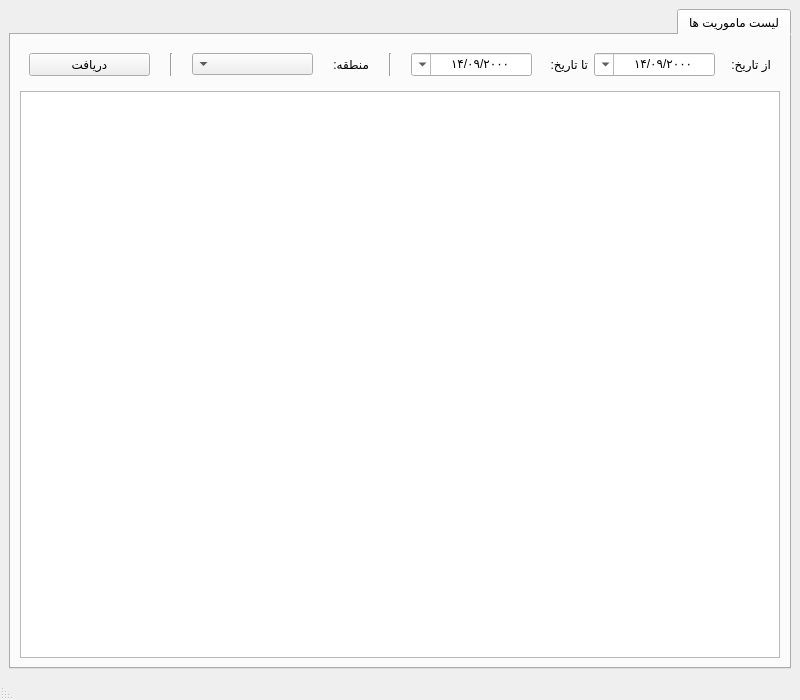
The window that src/hamyar_paygah/new_ui/main_menu.ui (MohsenHNSJ/HamyarPaygahPy) describes before a commit, drawn with Qt 5.
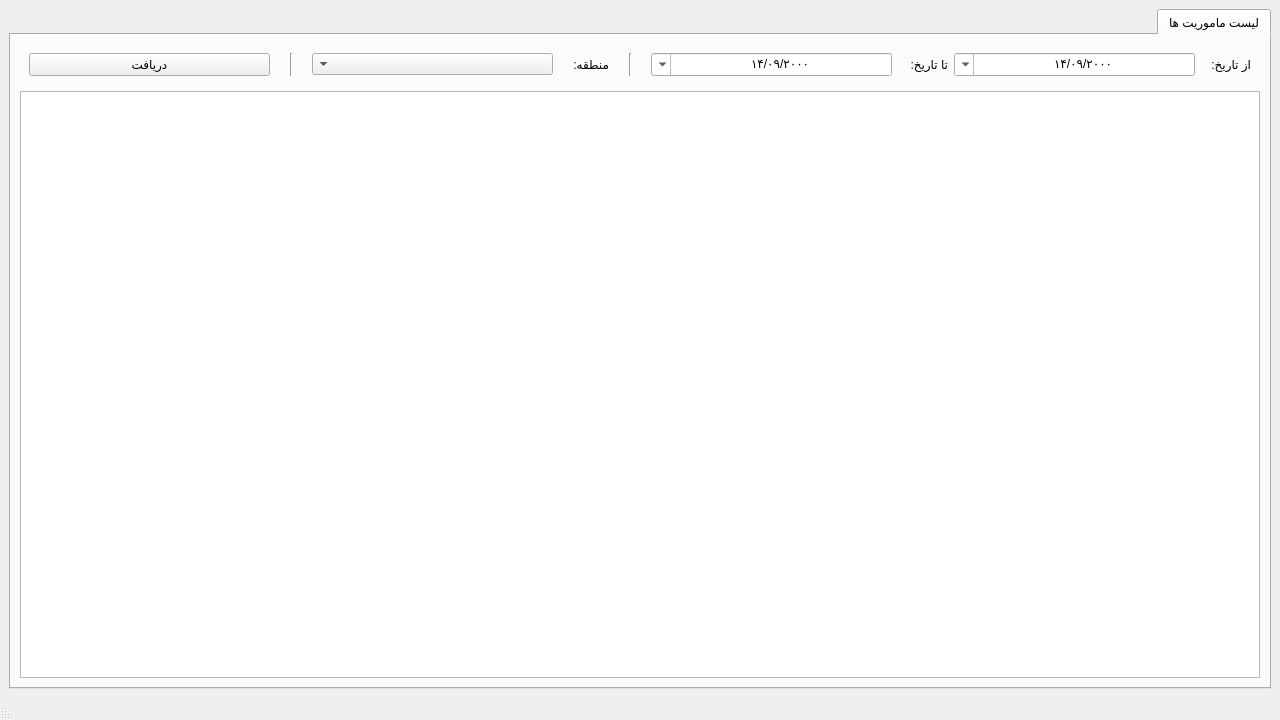
The same window after the commit.

Commit message: feature: Expand size of the main window

```diff
--- a/src/hamyar_paygah/new_ui/main_menu.ui
+++ b/src/hamyar_paygah/new_ui/main_menu.ui
@@ -9,14 +9,14 @@
    <rect>
     <x>0</x>
     <y>0</y>
-    <width>800</width>
-    <height>700</height>
+    <width>1280</width>
+    <height>720</height>
    </rect>
   </property>
   <property name="minimumSize">
    <size>
-    <width>800</width>
-    <height>600</height>
+    <width>1280</width>
+    <height>720</height>
    </size>
   </property>
   <property name="acceptDrops">
@@ -32,6 +32,12 @@
    <locale language="Persian" country="Iran"/>
   </property>
   <widget class="QWidget" name="central_widget">
+   <property name="sizePolicy">
+    <sizepolicy hsizetype="Expanding" vsizetype="Expanding">
+     <horstretch>0</horstretch>
+     <verstretch>0</verstretch>
+    </sizepolicy>
+   </property>
    <layout class="QVBoxLayout" name="vertical_layout">
     <item>
      <widget class="QTabWidget" name="tab_widget">
```
Left out of the diff: 2 changed lines with no effect on the pictures. The commit also changes 1 other file.
